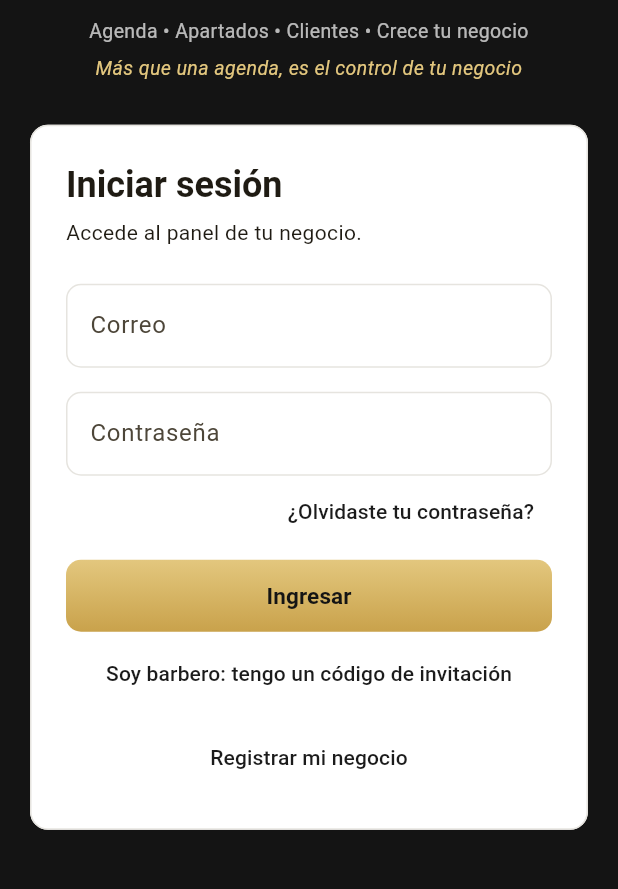
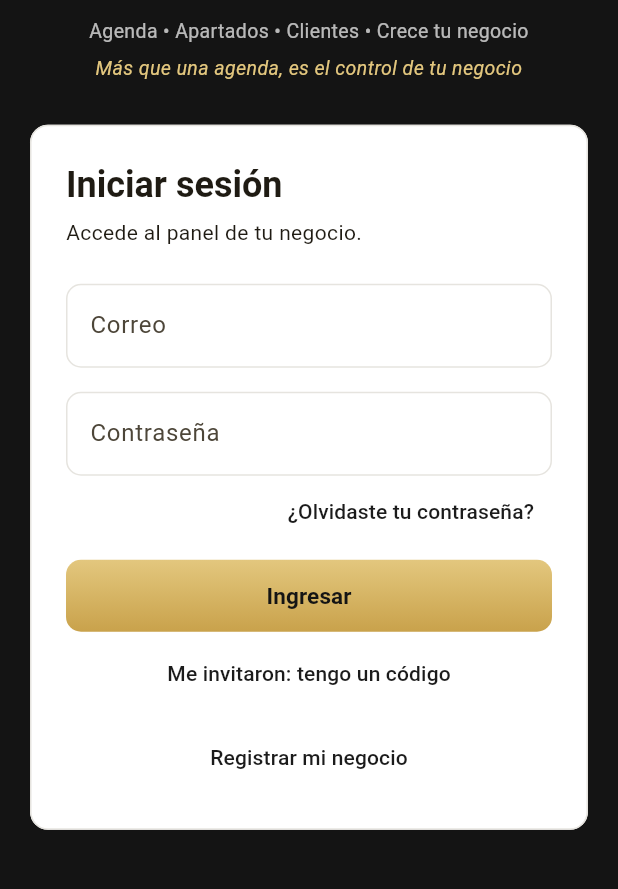
Before and after one commit to Jsantiago28/citabox, a Flutter app: the LoginPage screen opened directly, on a phone screen of 412 x 824 dp, the part 236-1125 px from its top. Run offline on Flutter 3.47's test engine with Material 3 defaults, Android fonts, the phone set to English and light mode, and no system bars; our stand-ins replace image_picker, sentry_flutter, supabase_flutter; missing offline and left inert: dart:js_interop, excel; accounts and stored records are empty.

Commit message:
Botón de invitación general: "Me invitaron: tengo un código"
Co-Authored-By: Claude Opus 5.5 <noreply@anthropic.com>

```diff
--- a/flutter_app/lib/pages/login_page.dart
+++ b/flutter_app/lib/pages/login_page.dart
@@ -192,7 +192,7 @@ class _LoginPageState extends State<LoginPage> {
               TextButton(
                 key: const Key('login-invitacion'),
                 onPressed: _submitting ? null : _abrirInvitacion,
-                child: const Text('Soy barbero: tengo un código de invitación'),
+                child: const Text('Me invitaron: tengo un código'),
               ),
               const SizedBox(height: 8),
               TextButton(
```
Also changed, not shown: 1 other file.
